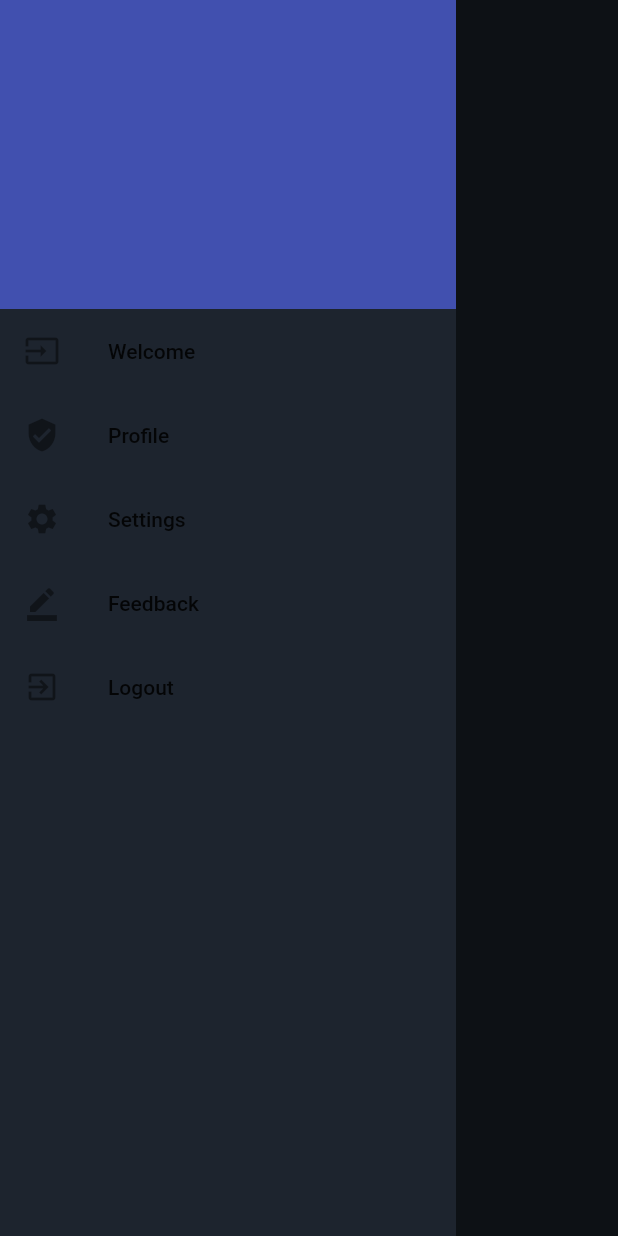
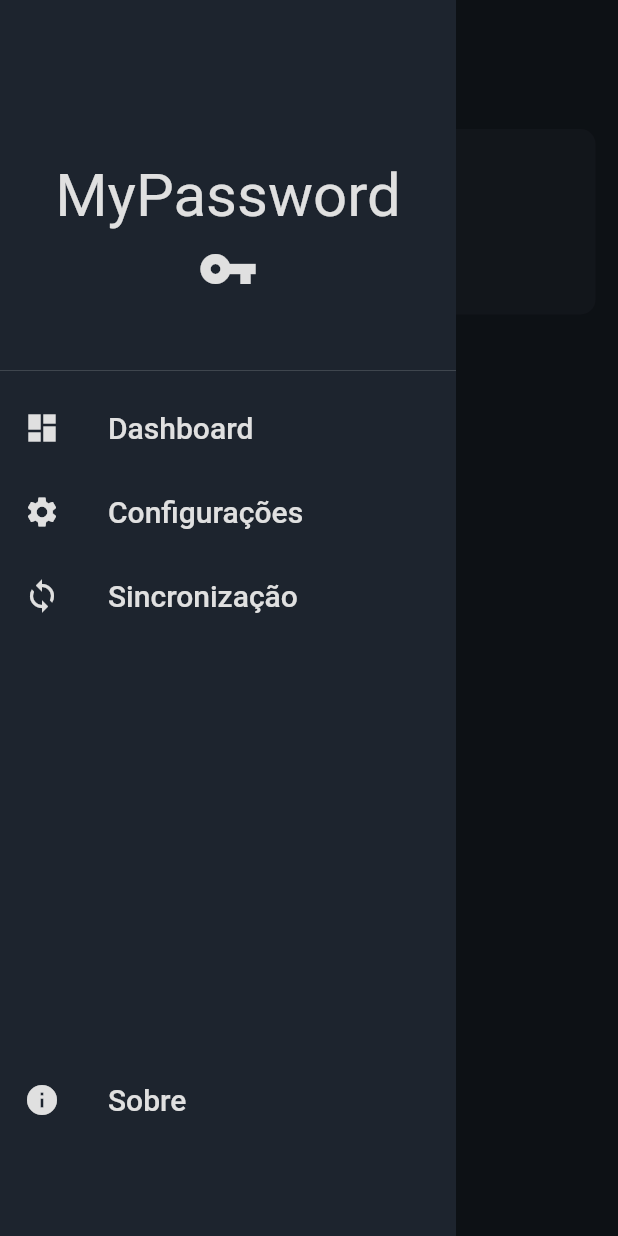
Before and after one commit to Eschechola/MyPasswordAPP, a Flutter app: the DashboardPage screen opened directly, with the side drawer open, on a phone screen of 412 x 824 dp. Run offline on Flutter 3.47's test engine with Material 2 defaults, Android fonts, the phone set to English and light mode, and no system bars.

Commit message:
Menu lateral UI finalizado e inicializado dashboard

```diff
--- a/app/lib/pages/dashboard.page.dart
+++ b/app/lib/pages/dashboard.page.dart
@@ -1,5 +1,6 @@
 import 'package:flutter/material.dart';
 import 'package:mypassword/styles/app.colors.dart';
+import 'package:mypassword/widgets/mypassword.card.widget.dart';
 import 'package:mypassword/widgets/mypassword.navmenu.dart';
 
 class DashboardPage extends StatefulWidget {
@@ -24,6 +25,50 @@ class _DashboardPageState extends State<DashboardPage> {
         decoration: BoxDecoration(
           color: AppColors.primaryColor
         ),
+        child: ListView(
+          children: <Widget>[
+            MyPasswordCard(
+               child: Row(
+                 children: <Widget>[
+                   Padding(
+                     padding: EdgeInsets.only(
+                       left: 20,
+                       right: 20
+                     ),
+                     child: Container(
+                      width: 90,
+                      height: 90,
+                      alignment: Alignment.center,
+                      decoration: BoxDecoration(
+                        color: AppColors.thirdColor,
+                        borderRadius: BorderRadius.circular(80)
+                      ),
+                      child: Container(
+                        width: 87,
+                        height: 87,
+                        decoration: BoxDecoration(
+                          color: AppColors.cardColor,
+                          borderRadius: BorderRadius.circular(87)
+                        ),
+                      ),
+                    ),
+                   ),
+
+                   Expanded(
+                      child: Text(
+                        "Olá usuário,\nseja bem - vindo!",
+                        textAlign: TextAlign.justify,
+                        style: TextStyle(
+                          color: AppColors.secondaryColor,
+                          fontSize: 20,
+                        ),
+                      ),
+                    ),
+                 ],
+              )
+            )
+          ],
+        ),
       ),
     );
   }
--- a/app/lib/styles/app.colors.dart
+++ b/app/lib/styles/app.colors.dart
@@ -3,6 +3,8 @@ import 'package:flutter/material.dart';
 
 class AppColors{
   static var primaryColor = Color.fromRGBO(29, 36, 46, 1);
-  static var secondaryColor = Colors.white;
+  static var secondaryColor = Color.fromRGBO(224, 224, 224, 1);
   static var thirdColor = Color.fromRGBO(65, 80, 175, 1);
+  static var cardColor = Color.fromRGBO(40, 47, 58, 1);
+  static var cardText = Color.fromRGBO(88, 96, 108, 1);
 }
--- /dev/null
+++ b/app/lib/widgets/mypassword.card.widget.dart
@@ -0,0 +1,22 @@
+import 'package:flutter/material.dart';
+import 'package:flutter/widgets.dart';
+import 'package:mypassword/styles/app.colors.dart';
+
+class MyPasswordCard extends StatelessWidget {
+  Widget child;
+
+  MyPasswordCard({this.child = null});
+
+  @override
+  Widget build(BuildContext context) {
+    return Padding(
+        padding: EdgeInsets.only(left: 15, right: 15, top: 30),
+        child: Container(
+          height: MediaQuery.of(context).size.height * 0.15,
+          decoration: BoxDecoration(
+              color: AppColors.cardColor,
+              borderRadius: BorderRadius.circular(10)),
+          child: this.child
+        ));
+  }
+}
--- a/app/lib/widgets/mypassword.navmenu.dart
+++ b/app/lib/widgets/mypassword.navmenu.dart
@@ -1,5 +1,7 @@
 import 'package:flutter/material.dart';
 import 'package:mypassword/styles/app.colors.dart';
+
+import 'mypassowrd.logo.widget.dart';
 
 class NavMenu extends StatelessWidget {
   @override
@@ -8,48 +10,74 @@ class NavMenu extends StatelessWidget {
       elevation: 0,
       child: ListView(
         padding: EdgeInsets.zero,
-        children: <Widget> [
+        children: <Widget>[
           Container(
-            height: MediaQuery.of(context).size.height * 0.25,
-            decoration: BoxDecoration(
-                color: AppColors.thirdColor
-            ),
-            child: Text(''),
-          ),
-
+              height: MediaQuery.of(context).size.height * 0.30,
+              decoration: BoxDecoration(color: AppColors.primaryColor),
+              child: Padding(
+                  padding: EdgeInsets.only(top: MediaQuery.of(context).size.height * 0.07), child: MyPasswordLogo())),
           Container(
             height: MediaQuery.of(context).size.height * 0.75,
-            decoration: BoxDecoration(
-              color: AppColors.primaryColor
-            ),
-            child: Column(
+            decoration: BoxDecoration(color: AppColors.primaryColor),
+            child: Padding(
+              padding: EdgeInsets.only(top: 10),
+              child: ListView(
                 children: <Widget>[
                   ListTile(
-                  leading: Icon(Icons.input),
-                  title: Text('Welcome'),
+                    leading: Icon(
+                      Icons.dashboard,
+                      color: AppColors.secondaryColor,
+                    ),
+                    title: Text(
+                      "Dashboard",
+                      style: TextStyle(
+                          color: AppColors.secondaryColor, fontSize: 20),
+                    ),
                     onTap: () => {},
                   ),
                   ListTile(
-                  leading: Icon(Icons.verified_user),
-                  title: Text('Profile'),
-                  onTap: () => {Navigator.of(context).pop()},
+                    leading: Icon(
+                      Icons.settings,
+                      color: AppColors.secondaryColor,
+                    ),
+                    title: Text(
+                      "Configurações",
+                      style: TextStyle(
+                          color: AppColors.secondaryColor, fontSize: 20),
+                    ),
+                    onTap: () => {},
                   ),
                   ListTile(
-                  leading: Icon(Icons.settings),
-                  title: Text('Settings'),
-                  onTap: () => {Navigator.of(context).pop()},
+                    leading: Icon(
+                      Icons.sync,
+                      color: AppColors.secondaryColor,
                     ),
-                ListTile(
-                  leading: Icon(Icons.border_color),
-                  title: Text('Feedback'),
-                  onTap: () => {Navigator.of(context).pop()},
+                    title: Text(
+                      "Sincronização",
+                      style: TextStyle(
+                          color: AppColors.secondaryColor, fontSize: 20),
                     ),
-                ListTile(
-                  leading: Icon(Icons.exit_to_app),
-                  title: Text('Logout'),
-                  onTap: () => {Navigator.of(context).pop()},
+                    onTap: () => {},
                   ),
+                  Padding(
+                    padding: EdgeInsets.only(
+                      top: MediaQuery.of(context).size.height * 0.34,
+                    ),
+                    child: ListTile(
+                      leading: Icon(
+                        Icons.info,
+                        color: AppColors.secondaryColor,
+                      ),
+                      title: Text(
+                        "Sobre",
+                        style: TextStyle(
+                            color: AppColors.secondaryColor, fontSize: 20),
+                      ),
+                      onTap: () => {},
+                    ),
+                  )
                 ],
+              ),
             ),
           )
         ],
```
Lines whose indentation alone changed are shown as unchanged.
